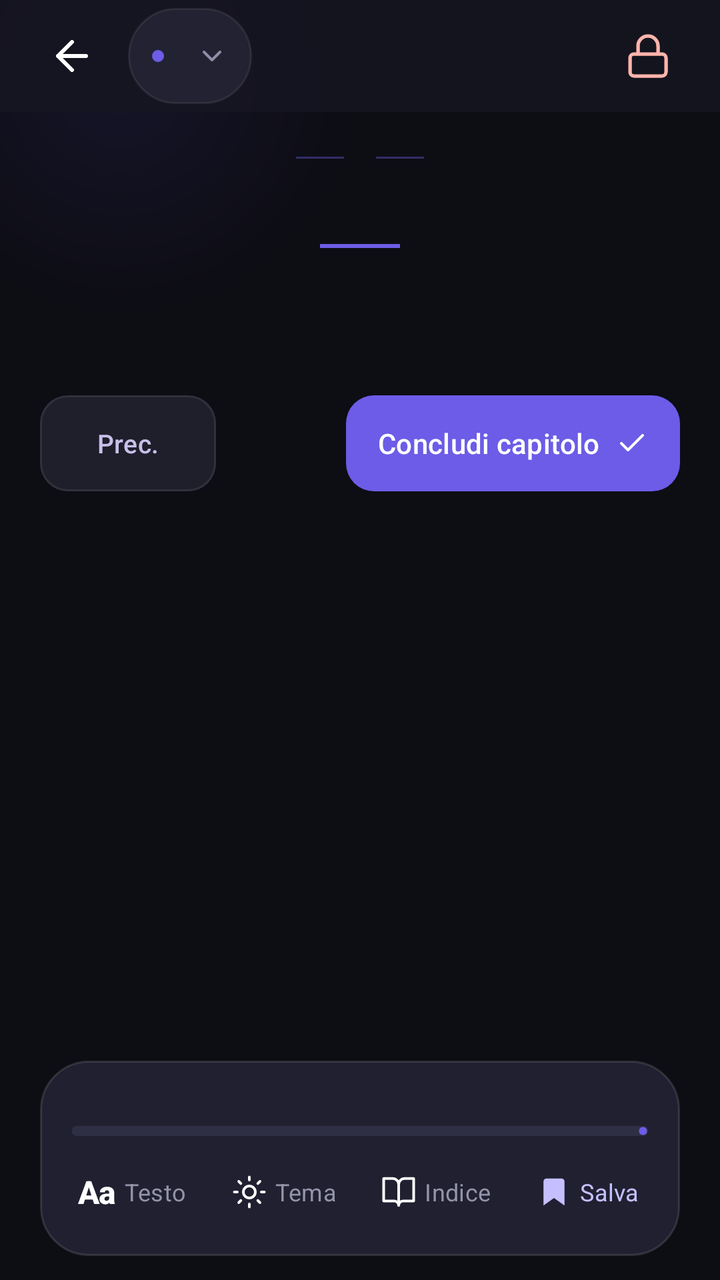
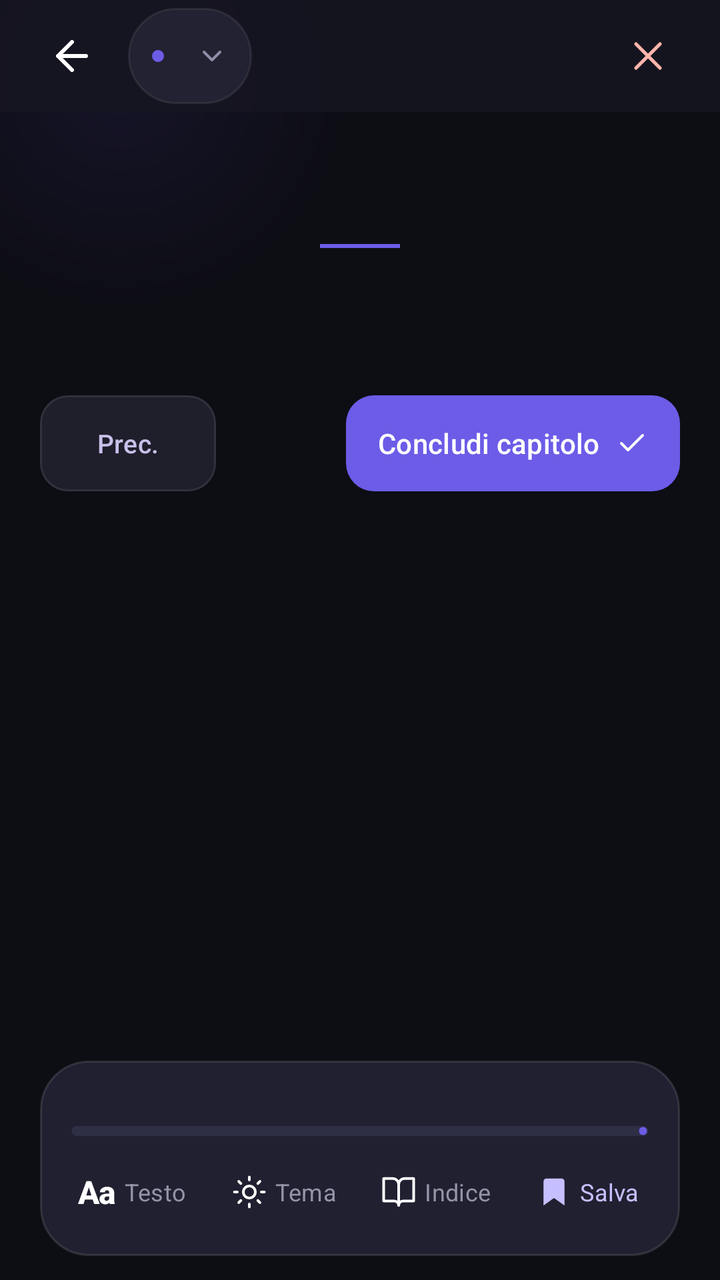

Before-and-after screenshots of an Android layout around one commit, followed by the original layout XML and the change that was made.
<!-- AndroidManifest.xml: application theme Theme.EReader -->
<!-- res/layout/activity_ebook_reader.xml -->
<?xml version="1.0" encoding="utf-8"?>
<androidx.coordinatorlayout.widget.CoordinatorLayout xmlns:android="http://schemas.android.com/apk/res/android"
    xmlns:app="http://schemas.android.com/apk/res-auto"
    xmlns:tools="http://schemas.android.com/tools"
    android:layout_width="match_parent"
    android:layout_height="match_parent"
    android:background="?attr/ereaderCanvasBg"
    android:fitsSystemWindows="true">

    
    <View
        android:layout_width="280dp"
        android:layout_height="280dp"
        android:layout_gravity="top|start"
        android:layout_marginStart="-80dp"
        android:layout_marginTop="-100dp"
        android:alpha="0.5"
        android:background="@drawable/bg_ambient_glow" />

    <LinearLayout
        android:layout_width="match_parent"
        android:layout_height="match_parent"
        android:orientation="vertical">

        
        <LinearLayout
            android:layout_width="match_parent"
            android:layout_height="@dimen/top_bar_height"
            android:background="?attr/ereaderNavTranslucentBg"
            android:gravity="center_vertical"
            android:orientation="horizontal"
            android:paddingHorizontal="@dimen/space_md">

            <ImageButton
                android:id="@+id/btnReaderBack"
                android:layout_width="@dimen/touch_target_min"
                android:layout_height="@dimen/touch_target_min"
                android:background="?attr/selectableItemBackgroundBorderless"
                android:contentDescription="@string/cd_back"
                android:padding="12dp"
                android:src="@drawable/ic_arrow_back"
                app:tint="?attr/ereaderTextPrimary" />

            <FrameLayout
                android:layout_width="0dp"
                android:layout_height="wrap_content"
                android:layout_marginStart="@dimen/space_xs"
                android:layout_weight="1">

                <androidx.constraintlayout.widget.ConstraintLayout
                    android:id="@+id/btnChapterPill"
                    android:layout_width="wrap_content"
                    android:layout_height="wrap_content"
                    android:layout_gravity="center_vertical|start"
                    android:background="@drawable/bg_chip_default"
                    android:clickable="true"
                    android:focusable="true"
                    android:minHeight="@dimen/touch_target_min"
                    android:paddingHorizontal="@dimen/space_md"
                    android:paddingVertical="@dimen/space_xs">

                    <View
                        android:id="@+id/dotChapterPill"
                        android:layout_width="6dp"
                        android:layout_height="6dp"
                        android:background="@drawable/bg_dot_primary"
                        app:layout_constraintBottom_toBottomOf="parent"
                        app:layout_constraintStart_toStartOf="parent"
                        app:layout_constraintTop_toTopOf="parent" />

                    <TextView
                        android:id="@+id/tvReaderChapterPill"
                        style="@style/TextAppearance.EReader.LabelMd"
                        android:layout_width="wrap_content"
                        android:layout_height="wrap_content"
                        android:layout_marginHorizontal="@dimen/space_sm"
                        android:ellipsize="end"
                        android:maxLines="1"
                        android:textColor="?attr/ereaderTextAccent"
                        app:layout_constrainedWidth="true"
                        app:layout_constraintBottom_toBottomOf="parent"
                        app:layout_constraintEnd_toStartOf="@id/ivChapterPillChevron"
                        app:layout_constraintHorizontal_bias="0"
                        app:layout_constraintStart_toEndOf="@id/dotChapterPill"
                        app:layout_constraintTop_toTopOf="parent" />

                    <ImageView
                        android:id="@+id/ivChapterPillChevron"
                        android:layout_width="16dp"
                        android:layout_height="16dp"
                        android:contentDescription="@null"
                        android:src="@drawable/ic_expand_more"
                        app:layout_constraintBottom_toBottomOf="parent"
                        app:layout_constraintEnd_toEndOf="parent"
                        app:layout_constraintTop_toTopOf="parent"
                        app:tint="?attr/ereaderTextMuted" />
                </androidx.constraintlayout.widget.ConstraintLayout>
            </FrameLayout>

            <ImageButton
                android:id="@+id/btnReaderStop"
                android:layout_width="@dimen/touch_target_min"
                android:layout_height="@dimen/touch_target_min"
                android:background="?attr/selectableItemBackgroundBorderless"
                android:contentDescription="@string/cd_stop_session"
                android:padding="12dp"
                android:src="@drawable/ic_lock"
                app:tint="@color/error" />
        </LinearLayout>

        
        <androidx.core.widget.NestedScrollView
            android:id="@+id/scrollReaderContent"
            android:layout_width="match_parent"
            android:layout_height="0dp"
            android:layout_weight="1"
            android:clipToPadding="false"
            android:paddingBottom="220dp">

            <LinearLayout
                android:layout_width="match_parent"
                android:layout_height="wrap_content"
                android:orientation="vertical"
                android:paddingHorizontal="@dimen/margin_screen"
                android:paddingTop="@dimen/space_base">

                
                <LinearLayout
                    android:layout_width="match_parent"
                    android:layout_height="wrap_content"
                    android:gravity="center_horizontal"
                    android:orientation="vertical"
                    android:paddingBottom="@dimen/space_lg">

                    <LinearLayout
                        android:layout_width="wrap_content"
                        android:layout_height="wrap_content"
                        android:gravity="center_vertical"
                        android:orientation="horizontal">

                        <View
                            android:layout_width="24dp"
                            android:layout_height="1dp"
                            android:background="@color/border_active" />

                        <TextView
                            android:id="@+id/tvReaderChapterLabel"
                            style="@style/TextAppearance.EReader.LabelBadge"
                            android:layout_width="wrap_content"
                            android:layout_height="wrap_content"
                            android:layout_marginHorizontal="@dimen/space_sm"
                            android:letterSpacing="0.22"
                            android:textColor="?attr/ereaderTextAccent" />

                        <View
                            android:layout_width="24dp"
                            android:layout_height="1dp"
                            android:background="@color/border_active" />
                    </LinearLayout>

                    <TextView
                        android:id="@+id/tvReaderChapterTitle"
                        style="@style/TextAppearance.EReader.HeadlineLg"
                        android:layout_width="wrap_content"
                        android:layout_height="wrap_content"
                        android:layout_marginTop="@dimen/space_xs"
                        android:fontFamily="serif"
                        android:gravity="center"
                        android:textStyle="italic|bold" />

                    <View
                        android:layout_width="40dp"
                        android:layout_height="2dp"
                        android:layout_marginTop="@dimen/space_sm"
                        android:background="?attr/colorPrimaryContainer" />
                </LinearLayout>

                
                <TextView
                    android:id="@+id/tvReaderProseBody"
                    style="@style/TextAppearance.EReader.ReaderProse"
                    android:layout_width="match_parent"
                    android:layout_height="wrap_content" />

                
                <LinearLayout
                    android:id="@+id/layoutPdfContainer"
                    android:layout_width="match_parent"
                    android:layout_height="wrap_content"
                    android:orientation="vertical"
                    android:visibility="gone">

                    <ImageView
                        android:id="@+id/ivPdfPage"
                        android:layout_width="match_parent"
                        android:layout_height="wrap_content"
                        android:adjustViewBounds="true"
                        android:background="@color/white"
                        android:contentDescription="@null" />

                    <LinearLayout
                        android:layout_width="match_parent"
                        android:layout_height="wrap_content"
                        android:layout_marginTop="@dimen/space_md"
                        android:gravity="center"
                        android:orientation="horizontal">

                        <com.google.android.material.button.MaterialButton
                            android:id="@+id/btnPdfPrevPage"
                            style="@style/Widget.EReader.Button.Secondary"
                            android:layout_width="wrap_content"
                            android:layout_height="wrap_content"
                            android:minHeight="@dimen/touch_target_min"
                            android:text="@string/reader_prev_page" />

                        <TextView
                            android:id="@+id/tvPdfPageIndicator"
                            style="@style/TextAppearance.EReader.Caption"
                            android:layout_width="wrap_content"
                            android:layout_height="wrap_content"
                            android:paddingHorizontal="@dimen/space_base" />

                        <com.google.android.material.button.MaterialButton
                            android:id="@+id/btnPdfNextPage"
                            style="@style/Widget.EReader.Button.Secondary"
                            android:layout_width="wrap_content"
                            android:layout_height="wrap_content"
                            android:minHeight="@dimen/touch_target_min"
                            android:text="@string/reader_next_page" />
                    </LinearLayout>
                </LinearLayout>

                
                <LinearLayout
                    android:layout_width="match_parent"
                    android:layout_height="wrap_content"
                    android:layout_marginTop="@dimen/space_2xl"
                    android:gravity="center_vertical"
                    android:orientation="horizontal">

                    <com.google.android.material.button.MaterialButton
                        android:id="@+id/btnPrevChapterReader"
                        style="@style/Widget.EReader.Button.Secondary"
                        android:layout_width="wrap_content"
                        android:layout_height="wrap_content"
                        android:minHeight="@dimen/touch_target_min"
                        android:text="@string/reader_prev_chapter" />

                    <View
                        android:layout_width="0dp"
                        android:layout_height="0dp"
                        android:layout_weight="1" />

                    <com.google.android.material.button.MaterialButton
                        android:id="@+id/btnCompleteChapterReader"
                        style="@style/Widget.EReader.Button.Primary"
                        android:layout_width="wrap_content"
                        android:layout_height="wrap_content"
                        android:minHeight="@dimen/touch_target_min"
                        android:paddingHorizontal="@dimen/space_base"
                        android:text="@string/reader_complete_chapter"
                        app:icon="@drawable/ic_check"
                        app:iconGravity="textEnd"
                        app:iconSize="16dp"
                        app:iconTint="@color/white" />
                </LinearLayout>
            </LinearLayout>
        </androidx.core.widget.NestedScrollView>
    </LinearLayout>

    
    <LinearLayout
        android:layout_width="match_parent"
        android:layout_height="wrap_content"
        android:layout_gravity="bottom"
        android:layout_marginHorizontal="@dimen/margin_screen"
        android:layout_marginBottom="@dimen/space_md"
        android:orientation="vertical">

        
        <LinearLayout
            android:id="@+id/typographyHud"
            android:layout_width="match_parent"
            android:layout_height="wrap_content"
            android:layout_marginBottom="@dimen/space_sm"
            android:background="@drawable/bg_floating_hud"
            android:elevation="10dp"
            android:orientation="vertical"
            android:padding="@dimen/space_md"
            android:visibility="gone"
            tools:visibility="visible">

            <LinearLayout
                android:layout_width="match_parent"
                android:layout_height="wrap_content"
                android:gravity="center_vertical"
                android:orientation="horizontal">

                <TextView
                    style="@style/TextAppearance.EReader.Caption"
                    android:layout_width="0dp"
                    android:layout_height="wrap_content"
                    android:layout_marginEnd="@dimen/space_sm"
                    android:layout_weight="1"
                    android:text="@string/reader_font_size_label"
                    android:textColor="?attr/ereaderTextMuted" />

                <com.google.android.material.button.MaterialButton
                    android:id="@+id/btnFontDecrease"
                    style="@style/Widget.EReader.Button.Secondary"
                    android:layout_width="@dimen/touch_target_min"
                    android:layout_height="@dimen/touch_target_min"
                    android:contentDescription="@string/cd_font_decrease"
                    android:minWidth="@dimen/touch_target_min"
                    android:minHeight="@dimen/touch_target_min"
                    android:padding="0dp"
                    android:text="@string/reader_font_decrease"
                    app:cornerRadius="@dimen/radius_sm" />

                <TextView
                    android:id="@+id/tvFontSizeLabel"
                    style="@style/TextAppearance.EReader.Caption"
                    android:layout_width="wrap_content"
                    android:layout_height="wrap_content"
                    android:paddingHorizontal="@dimen/space_sm"
                    android:textColor="?attr/ereaderTextAccent" />

                <com.google.android.material.button.MaterialButton
                    android:id="@+id/btnFontIncrease"
                    style="@style/Widget.EReader.Button.Secondary"
                    android:layout_width="@dimen/touch_target_min"
                    android:layout_height="@dimen/touch_target_min"
                    android:contentDescription="@string/cd_font_increase"
                    android:minWidth="@dimen/touch_target_min"
                    android:minHeight="@dimen/touch_target_min"
                    android:padding="0dp"
                    android:text="@string/reader_font_increase"
                    app:cornerRadius="@dimen/radius_sm" />
            </LinearLayout>

            <LinearLayout
                android:layout_width="match_parent"
                android:layout_height="wrap_content"
                android:layout_marginTop="@dimen/space_sm"
                android:orientation="horizontal">

                <com.google.android.material.button.MaterialButton
                    android:id="@+id/btnFontSerif"
                    style="@style/Widget.EReader.Button.Primary"
                    android:layout_width="0dp"
                    android:layout_height="wrap_content"
                    android:layout_marginEnd="@dimen/space_xs"
                    android:layout_weight="1"
                    android:ellipsize="end"
                    android:maxLines="1"
                    android:minHeight="@dimen/touch_target_min"
                    android:paddingHorizontal="@dimen/space_xs"
                    android:paddingVertical="@dimen/space_xs"
                    android:text="@string/reader_font_serif"
                    android:textSize="12sp"
                    app:cornerRadius="@dimen/radius_sm" />

                <com.google.android.material.button.MaterialButton
                    android:id="@+id/btnFontSans"
                    style="@style/Widget.EReader.Button.Secondary"
                    android:layout_width="0dp"
                    android:layout_height="wrap_content"
                    android:layout_marginEnd="@dimen/space_xs"
                    android:layout_weight="1"
                    android:ellipsize="end"
                    android:maxLines="1"
                    android:minHeight="@dimen/touch_target_min"
                    android:paddingHorizontal="@dimen/space_xs"
                    android:paddingVertical="@dimen/space_xs"
                    android:text="@string/reader_font_sans"
                    android:textSize="12sp"
                    app:cornerRadius="@dimen/radius_sm" />

                <com.google.android.material.button.MaterialButton
                    android:id="@+id/btnThemeOled"
                    style="@style/Widget.EReader.Button.Secondary"
                    android:layout_width="0dp"
                    android:layout_height="wrap_content"
                    android:layout_weight="1"
                    android:ellipsize="end"
                    android:maxLines="1"
                    android:minHeight="@dimen/touch_target_min"
                    android:paddingHorizontal="@dimen/space_xs"
                    android:paddingVertical="@dimen/space_xs"
                    android:text="@string/reader_theme_oled"
                    android:textSize="12sp"
                    app:cornerRadius="@dimen/radius_sm" />
            </LinearLayout>
        </LinearLayout>

        
        <LinearLayout
            android:id="@+id/readerControlsBar"
            android:layout_width="match_parent"
            android:layout_height="wrap_content"
            android:background="@drawable/bg_floating_hud"
            android:elevation="14dp"
            android:orientation="vertical"
            android:padding="@dimen/space_sm">

            <LinearLayout
                android:layout_width="match_parent"
                android:layout_height="wrap_content"
                android:orientation="horizontal"
                android:paddingHorizontal="@dimen/space_sm"
                android:paddingTop="@dimen/space_xs">

                <TextView
                    android:id="@+id/tvReaderPageCounter"
                    style="@style/TextAppearance.EReader.LabelMd"
                    android:layout_width="0dp"
                    android:layout_height="wrap_content"
                    android:layout_marginEnd="@dimen/space_sm"
                    android:layout_weight="1"
                    android:ellipsize="end"
                    android:maxLines="1"
                    android:textColor="?attr/ereaderTextAccent"
                    android:textStyle="bold" />

                <TextView
                    android:id="@+id/tvReaderProgressPercent"
                    style="@style/TextAppearance.EReader.LabelMd"
                    android:layout_width="wrap_content"
                    android:layout_height="wrap_content"
                    android:maxLines="1"
                    android:textColor="?attr/colorPrimary" />
            </LinearLayout>

            <com.google.android.material.progressindicator.LinearProgressIndicator
                android:id="@+id/progressReader"
                style="@style/Widget.EReader.ProgressBar"
                android:layout_width="match_parent"
                android:layout_height="wrap_content"
                android:layout_marginHorizontal="@dimen/space_sm"
                android:layout_marginTop="6dp" />

            
            <LinearLayout
                android:layout_width="match_parent"
                android:layout_height="wrap_content"
                android:layout_marginTop="@dimen/space_xs"
                android:gravity="center_vertical"
                android:minHeight="@dimen/touch_target_min"
                android:orientation="horizontal">

                <LinearLayout
                    android:id="@+id/btnActionTypography"
                    android:layout_width="0dp"
                    android:layout_height="wrap_content"
                    android:layout_weight="1"
                    android:background="?attr/selectableItemBackgroundBorderless"
                    android:clickable="true"
                    android:focusable="true"
                    android:gravity="center"
                    android:minHeight="@dimen/touch_target_min"
                    android:orientation="horizontal"
                    android:paddingHorizontal="@dimen/space_xxs"
                    android:paddingVertical="@dimen/space_xs">

                    <TextView
                        style="@style/TextAppearance.EReader.HeadlineSm"
                        android:layout_width="wrap_content"
                        android:layout_height="wrap_content"
                        android:text="@string/reader_font_aa" />

                    <TextView
                        style="@style/TextAppearance.EReader.Caption"
                        android:layout_width="wrap_content"
                        android:layout_height="wrap_content"
                        android:layout_marginStart="@dimen/space_xs"
                        android:ellipsize="end"
                        android:maxLines="1"
                        android:text="@string/reader_hud_text" />
                </LinearLayout>

                <LinearLayout
                    android:id="@+id/btnActionTheme"
                    android:layout_width="0dp"
                    android:layout_height="wrap_content"
                    android:layout_weight="1"
                    android:background="?attr/selectableItemBackgroundBorderless"
                    android:clickable="true"
                    android:focusable="true"
                    android:gravity="center"
                    android:minHeight="@dimen/touch_target_min"
                    android:orientation="horizontal"
                    android:paddingHorizontal="@dimen/space_xxs"
                    android:paddingVertical="@dimen/space_xs">

                    <ImageView
                        android:layout_width="18dp"
                        android:layout_height="18dp"
                        android:contentDescription="@null"
                        android:src="@drawable/ic_brightness"
                        app:tint="?attr/ereaderTextPrimary" />

                    <TextView
                        style="@style/TextAppearance.EReader.Caption"
                        android:layout_width="wrap_content"
                        android:layout_height="wrap_content"
                        android:layout_marginStart="@dimen/space_xs"
                        android:ellipsize="end"
                        android:maxLines="1"
                        android:text="@string/reader_hud_theme" />
                </LinearLayout>

                <LinearLayout
                    android:id="@+id/btnActionIndex"
                    android:layout_width="0dp"
                    android:layout_height="wrap_content"
                    android:layout_weight="1"
                    android:background="?attr/selectableItemBackgroundBorderless"
                    android:clickable="true"
                    android:focusable="true"
                    android:gravity="center"
                    android:minHeight="@dimen/touch_target_min"
                    android:orientation="horizontal"
                    android:paddingHorizontal="@dimen/space_xxs"
                    android:paddingVertical="@dimen/space_xs">

                    <ImageView
                        android:layout_width="18dp"
                        android:layout_height="18dp"
                        android:contentDescription="@null"
                        android:src="@drawable/ic_book_open"
                        app:tint="?attr/ereaderTextPrimary" />

                    <TextView
                        style="@style/TextAppearance.EReader.Caption"
                        android:layout_width="wrap_content"
                        android:layout_height="wrap_content"
                        android:layout_marginStart="@dimen/space_xs"
                        android:ellipsize="end"
                        android:maxLines="1"
                        android:text="@string/reader_hud_index" />
                </LinearLayout>

                <LinearLayout
                    android:id="@+id/btnActionBookmark"
                    android:layout_width="0dp"
                    android:layout_height="wrap_content"
                    android:layout_weight="1"
                    android:background="?attr/selectableItemBackgroundBorderless"
                    android:clickable="true"
                    android:focusable="true"
                    android:gravity="center"
                    android:minHeight="@dimen/touch_target_min"
                    android:orientation="horizontal"
                    android:paddingHorizontal="@dimen/space_xxs"
                    android:paddingVertical="@dimen/space_xs">

                    <ImageView
                        android:layout_width="18dp"
                        android:layout_height="18dp"
                        android:contentDescription="@null"
                        android:src="@drawable/ic_bookmark_filled"
                        app:tint="?attr/colorPrimary" />

                    <TextView
                        style="@style/TextAppearance.EReader.Caption"
                        android:layout_width="wrap_content"
                        android:layout_height="wrap_content"
                        android:layout_marginStart="@dimen/space_xs"
                        android:ellipsize="end"
                        android:maxLines="1"
                        android:text="@string/reader_hud_save"
                        android:textColor="?attr/colorPrimary" />
                </LinearLayout>
            </LinearLayout>
        </LinearLayout>
    </LinearLayout>
</androidx.coordinatorlayout.widget.CoordinatorLayout>
<!-- resources referenced by this layout -->
<resources>
  <color name="border_active">#666C5CE7</color>
  <color name="error">#FFFFB4AB</color>
  <color name="white">#FFFFFFFF</color>
  <dimen name="margin_screen">20dp</dimen>
  <dimen name="radius_sm">8dp</dimen>
  <dimen name="space_2xl">32dp</dimen>
  <dimen name="space_base">16dp</dimen>
  <dimen name="space_lg">20dp</dimen>
  <dimen name="space_md">12dp</dimen>
  <dimen name="space_sm">8dp</dimen>
  <dimen name="space_xs">4dp</dimen>
  <dimen name="space_xxs">2dp</dimen>
  <dimen name="top_bar_height">56dp</dimen>
  <dimen name="touch_target_min">48dp</dimen>
  <!-- drawable ic_lock (drawable) -->
  <vector xmlns:android="http://schemas.android.com/apk/res/android"
      android:width="24dp"
      android:height="24dp"
      android:viewportWidth="24"
      android:viewportHeight="24">
      <path
          android:fillColor="@android:color/transparent"
          android:pathData="M5,11h14a2,2 0,0 1,2 2v7a2,2 0,0 1,-2 2H5a2,2 0,0 1,-2 -2v-7a2,2 0,0 1,2 -2zM7,11V7a5,5 0,0 1,10 0v4"
          android:strokeColor="@color/white"
          android:strokeLineCap="round"
          android:strokeLineJoin="round"
          android:strokeWidth="1.75" />
  </vector>
  <string name="cd_back">Torna indietro</string>
  <string name="reader_font_aa">Aa</string>
  <string name="reader_font_decrease">-</string>
  <string name="reader_font_increase">+</string>
  <string name="reader_font_sans">Sans</string>
  <string name="reader_font_serif">Serif</string>
  <string name="reader_hud_index">Indice</string>
  <string name="reader_hud_save">Salva</string>
  <string name="reader_hud_text">Testo</string>
  <string name="reader_hud_theme">Tema</string>
  <string name="reader_next_page">Pag. succ.</string>
  <string name="reader_prev_chapter">Prec.</string>
  <string name="reader_prev_page">Pag. prec.</string>
  <color name="glow_primary_end">#006C5CE7</color>
  <color name="glow_primary_start">#336C5CE7</color>
  <dimen name="radius_pill">999dp</dimen>
  <color name="primary_container">#FF6C5CE7</color>
  <dimen name="radius_2xl">24dp</dimen>
  <dimen name="radius_lg">14dp</dimen>
  <dimen name="progress_track_height">5dp</dimen>
  <color name="primary">#FFC6BFFF</color>
  <color name="on_primary">#FF2900A0</color>
  <color name="on_primary_container">#FFFAF6FF</color>
  <color name="primary_fixed">#FFE4DFFF</color>
  <color name="primary_fixed_dim">@color/primary</color>
  <color name="secondary">#FFA29BFE</color>
  <color name="on_secondary">#FF2A1F7E</color>
  <color name="secondary_container">#FF413996</color>
  <color name="on_secondary_container">#FFB2ACFF</color>
  <color name="tertiary">#FF8075FF</color>
  <color name="tertiary_container">#FF695DE6</color>
  <color name="on_tertiary_container">#FFFAF5FF</color>
  <color name="surface">#FF12121E</color>
  <color name="surface_bright">#FF383845</color>
  <color name="on_surface">#FFE3E0F2</color>
  <color name="on_surface_variant">#FFC8C4D7</color>
  <color name="surface_container_low">#FF1A1A27</color>
  <color name="surface_container">#FF1F1E2B</color>
  <color name="surface_container_high">#FF292936</color>
  <color name="outline">#FF928EA0</color>
  <color name="outline_variant">#FF474554</color>
  <color name="on_error">#FF690005</color>
  <color name="error_container">#FF93000A</color>
  <color name="on_error_container">#FFFFDAD6</color>
  <color name="canvas_base">#FF0D0D14</color>
  <color name="surface_nav">#FF161622</color>
  <color name="surface_nav_translucent">#D9161622</color>
  <color name="surface_card">#FF1A1A26</color>
  <color name="surface_elevated">#FF1E1E2E</color>
  <color name="surface_floating_glass">#EB222234</color>
  <color name="surface_chip">#FF222232</color>
  <color name="text_primary">@color/white</color>
  <color name="text_secondary">#FF9494A8</color>
  <color name="text_muted">#FF8E8EA8</color>
  <color name="text_lavender">#FFC8C0EA</color>
  <color name="border_subtle">#14FFFFFF</color>
  <color name="border_glass">#1FFFFFFF</color>
  <color name="track_neutral">#FF2E2E44</color>
  <!-- unchanged entries left out for length: 28 -->
</resources>

<!-- the commit's change to res/layout/activity_ebook_reader.xml (unified diff, before → after) -->
@@ -104,7 +104,7 @@
                 android:background="?attr/selectableItemBackgroundBorderless"
                 android:contentDescription="@string/cd_stop_session"
                 android:padding="12dp"
-                android:src="@drawable/ic_lock"
+                android:src="@drawable/ic_close"
                 app:tint="@color/error" />
         </LinearLayout>
 
@@ -136,7 +136,9 @@
                         android:layout_width="wrap_content"
                         android:layout_height="wrap_content"
                         android:gravity="center_vertical"
-                        android:orientation="horizontal">
+                        android:orientation="horizontal"
+                        android:visibility="invisible"
+                        >
 
                         <View
                             android:layout_width="24dp"
@@ -150,6 +152,7 @@
                             android:layout_height="wrap_content"
                             android:layout_marginHorizontal="@dimen/space_sm"
                             android:letterSpacing="0.22"
+
                             android:textColor="?attr/ereaderTextAccent" />
 
                         <View
<!-- resource entries referenced after the edit -->
@@ -14,7 +14,7 @@
   <dimen name="space_xxs">2dp</dimen>
   <dimen name="top_bar_height">56dp</dimen>
   <dimen name="touch_target_min">48dp</dimen>
-  <!-- drawable ic_lock (drawable) -->
+  <!-- drawable ic_close (drawable) -->
   <vector xmlns:android="http://schemas.android.com/apk/res/android"
       android:width="24dp"
       android:height="24dp"
@@ -22,7 +22,7 @@
       android:viewportHeight="24">
       <path
           android:fillColor="@android:color/transparent"
-          android:pathData="M5,11h14a2,2 0,0 1,2 2v7a2,2 0,0 1,-2 2H5a2,2 0,0 1,-2 -2v-7a2,2 0,0 1,2 -2zM7,11V7a5,5 0,0 1,10 0v4"
+          android:pathData="M18,6L6,18M6,6l12,12"
           android:strokeColor="@color/white"
           android:strokeLineCap="round"
           android:strokeLineJoin="round"
